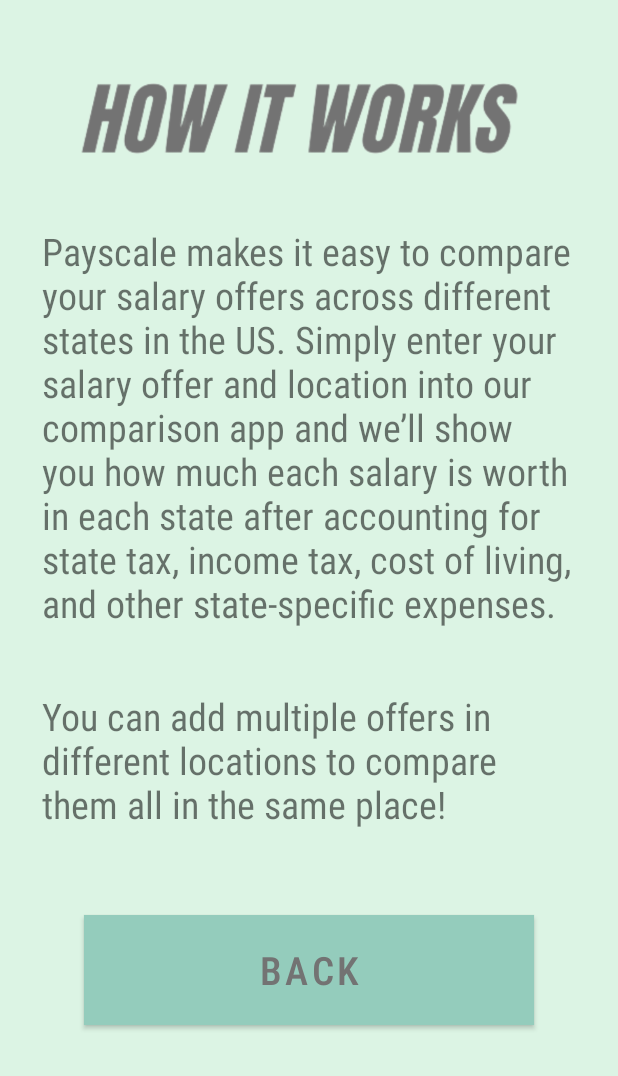
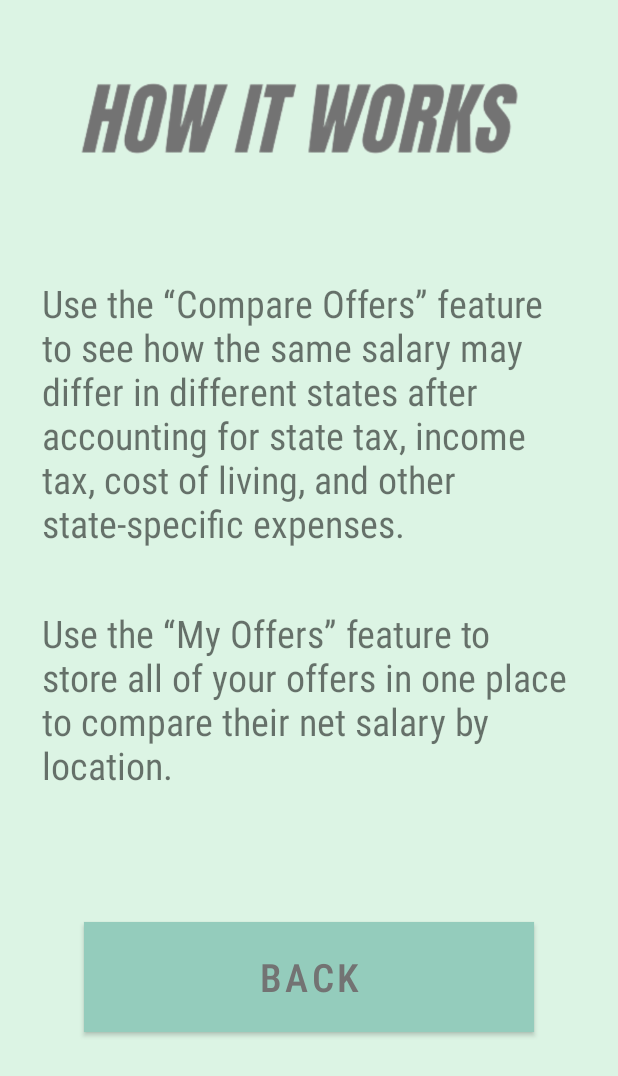
Before and after one commit to maiagervasone/PayScale, an Android app: the HowItWorks screen opened directly, with no data from a screen before it, on a phone screen of 412 x 824 dp. Shown: the top 1076 px of the screen. Run offline under Robolectric (Android 15) with nearby library versions, the phone set to English and light mode, and no system bars.

Commit message:
Added app logo and fixed 'How It Works'

```diff
--- /dev/null
+++ b/app/src/debug/res/mipmap-anydpi-v26/ic_launcher.xml
@@ -0,0 +1,5 @@
+<?xml version="1.0" encoding="utf-8"?>
+<adaptive-icon xmlns:android="http://schemas.android.com/apk/res/android">
+    <background android:drawable="@color/ic_launcher_background"/>
+    <foreground android:drawable="@mipmap/ic_launcher_foreground"/>
+</adaptive-icon>
--- /dev/null
+++ b/app/src/debug/res/mipmap-anydpi-v26/ic_launcher_round.xml
@@ -0,0 +1,5 @@
+<?xml version="1.0" encoding="utf-8"?>
+<adaptive-icon xmlns:android="http://schemas.android.com/apk/res/android">
+    <background android:drawable="@color/ic_launcher_background"/>
+    <foreground android:drawable="@mipmap/ic_launcher_foreground"/>
+</adaptive-icon>
--- /dev/null
+++ b/app/src/debug/res/values/ic_launcher_background.xml
@@ -0,0 +1,4 @@
+<?xml version="1.0" encoding="utf-8"?>
+<resources>
+    <color name="ic_launcher_background">#DCF4E4</color>
+</resources>
--- a/app/src/main/res/layout/how_it_works.xml
+++ b/app/src/main/res/layout/how_it_works.xml
@@ -27,9 +27,9 @@
             android:layout_width="355dp"
             android:layout_height="400dp"
             android:layout_gravity="center"
-            android:layout_marginTop="-200dp"
+            android:layout_marginTop="-165dp"
             android:fontFamily="sans-serif-condensed"
-            android:text="Payscale makes it easy to compare your salary offers across different states in the US. Simply enter your salary offer and location into our comparison app and we’ll show you how much each salary is worth in each state after accounting for state tax, income tax, cost of living, and other state-specific expenses."
+            android:text="Use the “Compare Offers” feature to see how the same salary may differ in different states after accounting for state tax, income tax, cost of living, and other state-specific expenses."
             android:textAlignment="textStart"
             android:textSize="25dp" />
 
@@ -37,9 +37,9 @@
             android:layout_width="355dp"
             android:layout_height="400dp"
             android:layout_gravity="center"
-            android:layout_marginTop="-90dp"
+            android:layout_marginTop="-180dp"
             android:fontFamily="sans-serif-condensed"
-            android:text="You can add multiple offers in different locations to compare them all in the same place!"
+            android:text="Use the “My Offers” feature to store all of your offers in one place to compare their net salary by location."
             android:textAlignment="textStart"
             android:textSize="25dp" />
 
@@ -54,7 +54,7 @@
             android:fontFamily="sans-serif-condensed-medium"
             android:textColor="#737373"
             android:textSize="26dp"
-            android:layout_marginTop="-250dp"
+            android:layout_marginTop="-190dp"
             android:layout_marginBottom="20dp"/>
 
 
```
Also changed, not shown: app/src/debug/ic_launcher-playstore.png (added), app/src/debug/res/mipmap-hdpi/ic_launcher.png (added), app/src/debug/res/mipmap-hdpi/ic_launcher_foreground.png (added), app/src/debug/res/mipmap-hdpi/ic_launcher_round.png (added), app/src/debug/res/mipmap-mdpi/ic_launcher.png (added), app/src/debug/res/mipmap-mdpi/ic_launcher_foreground.png (added), app/src/debug/res/mipmap-mdpi/ic_launcher_round.png (added), app/src/debug/res/mipmap-xhdpi/ic_launcher.png (added), app/src/debug/res/mipmap-xhdpi/ic_launcher_foreground.png (added), app/src/debug/res/mipmap-xhdpi/ic_launcher_round.png (added), app/src/debug/res/mipmap-xxhdpi/ic_launcher.png (added), app/src/debug/res/mipmap-xxhdpi/ic_launcher_foreground.png (added), app/src/debug/res/mipmap-xxhdpi/ic_launcher_round.png (added), app/src/debug/res/mipmap-xxxhdpi/ic_launcher.png (added), 2 more files.
